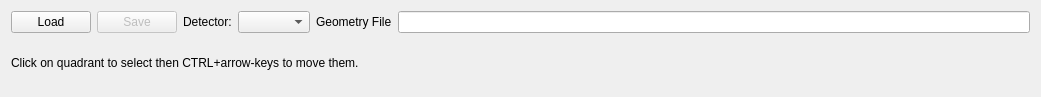
Qt form geoAssembler/qt/editor/geometry_editor.ui (European-XFEL/geoAssembler) before a commit.
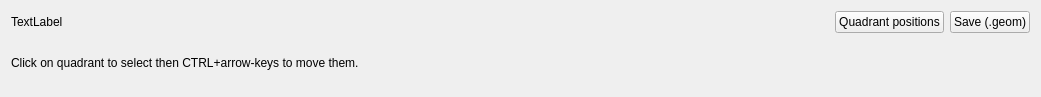
The same form after that commit.

Commit message: Select run, detector & geometry before opening main GUI

Diff of the .ui file:
```diff
--- a/geoAssembler/qt/editor/geometry_editor.ui
+++ b/geoAssembler/qt/editor/geometry_editor.ui
@@ -25,52 +25,45 @@
      <item>
       <layout class="QHBoxLayout" name="horizontalLayout">
        <item>
-        <widget class="QPushButton" name="bt_load">
-         <property name="toolTip">
-          <string>Load/Set Detector Geometry</string>
+        <widget class="QLabel" name="label_geom">
+         <property name="text">
+          <string>TextLabel</string>
          </property>
+        </widget>
+       </item>
+       <item>
+        <spacer name="horizontalSpacer_2">
+         <property name="orientation">
+          <enum>Qt::Horizontal</enum>
+         </property>
+         <property name="sizeHint" stdset="0">
+          <size>
+           <width>40</width>
+           <height>20</height>
+          </size>
+         </property>
+        </spacer>
+       </item>
+       <item>
+        <widget class="QPushButton" name="bt_quad_pos">
          <property name="text">
-          <string>Load</string>
+          <string>Quadrant positions</string>
          </property>
         </widget>
        </item>
        <item>
         <widget class="QPushButton" name="bt_save">
          <property name="enabled">
-          <bool>false</bool>
+          <bool>true</bool>
          </property>
          <property name="toolTip">
           <string>Save geometry</string>
          </property>
          <property name="text">
-          <string>Save</string>
+          <string>Save (.geom)</string>
          </property>
         </widget>
        </item>
-       <item>
-        <widget class="QLabel" name="label">
-         <property name="text">
-          <string>Detector:</string>
-         </property>
-        </widget>
-       </item>
-       <item>
-        <widget class="QComboBox" name="cb_detectors">
-         <property name="toolTip">
-          <string>&lt;html&gt;&lt;head/&gt;&lt;body&gt;&lt;p&gt;Select Detector&lt;/p&gt;&lt;/body&gt;&lt;/html&gt;</string>
-         </property>
-        </widget>
-       </item>
-       <item>
-        <widget class="QLabel" name="label_2">
-         <property name="text">
-          <string>Geometry File</string>
-         </property>
-        </widget>
-       </item>
-       <item>
-        <widget class="QLineEdit" name="le_geometry_file"/>
-       </item>
       </layout>
      </item>
      <item>
```
The commit also changes 8 other files.
